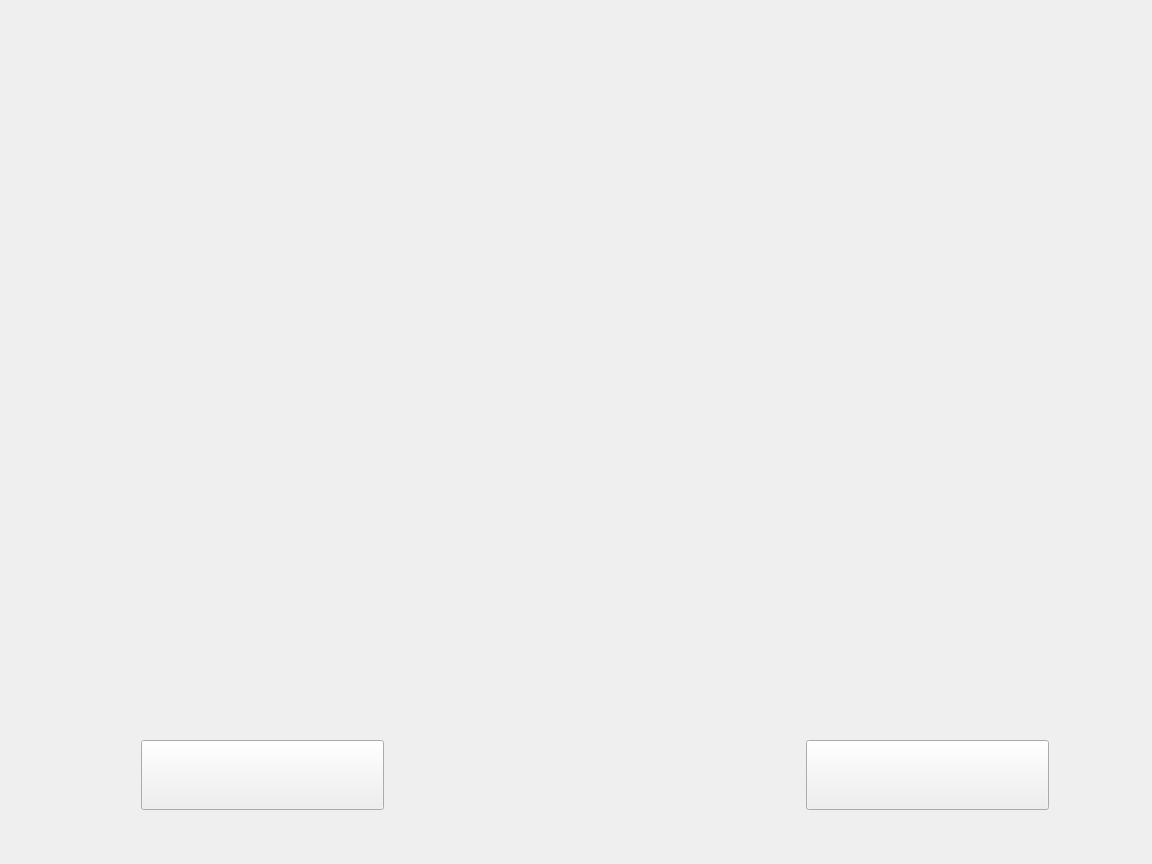
Above: Parameter.ui from AbracaSora/Voice2Draw before the change. Below: the same form after it.
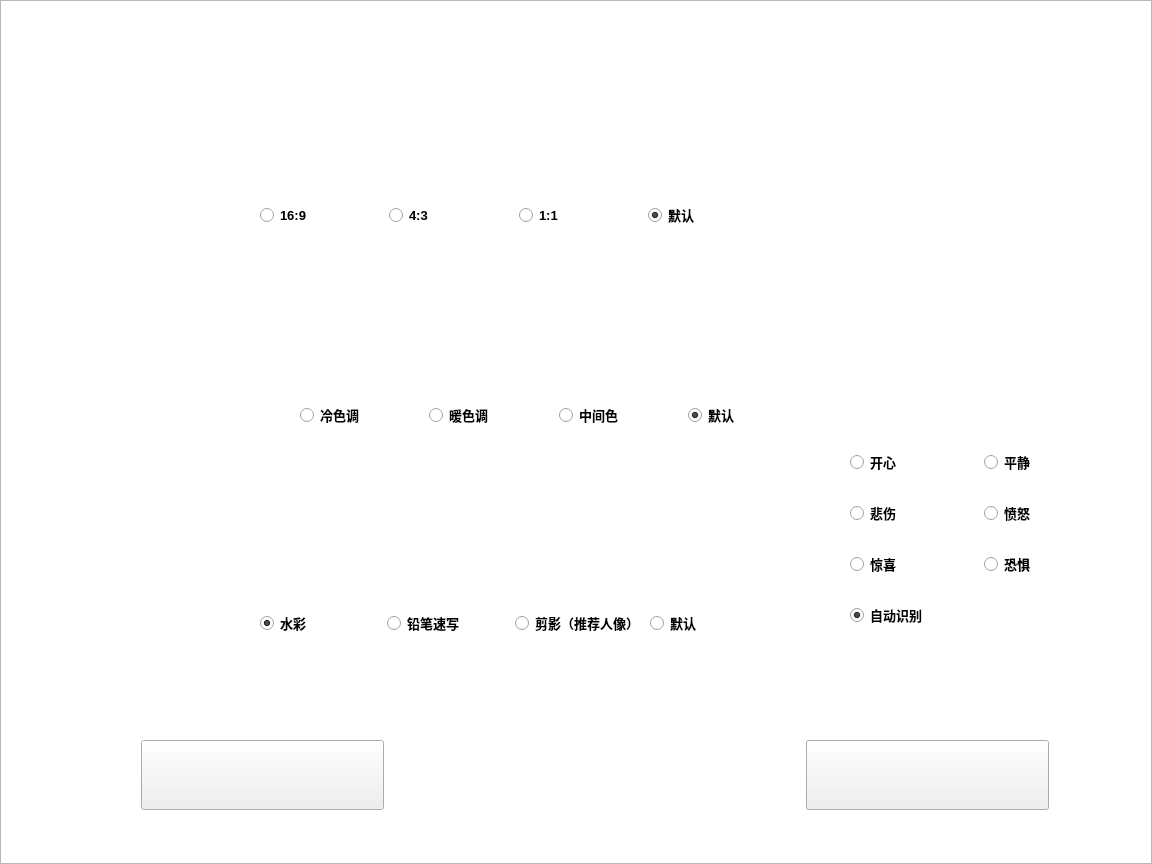
That is the form after the change. Icons and pictures are not drawn.

What changed in the file:
```diff
--- a/Parameter.ui
+++ b/Parameter.ui
@@ -48,6 +48,509 @@
     <string/>
    </property>
   </widget>
+  <widget class="QWidget" name="horizontalLayoutWidget">
+   <property name="geometry">
+    <rect>
+     <x>260</x>
+     <y>170</y>
+     <width>511</width>
+     <height>91</height>
+    </rect>
+   </property>
+   <layout class="QHBoxLayout" name="PropLayout">
+    <item>
+     <widget class="QRadioButton" name="P16_9">
+      <property name="font">
+       <font>
+        <pointsize>10</pointsize>
+        <weight>75</weight>
+        <bold>true</bold>
+       </font>
+      </property>
+      <property name="styleSheet">
+       <string notr="true"/>
+      </property>
+      <property name="text">
+       <string>16:9</string>
+      </property>
+      <property name="checked">
+       <bool>false</bool>
+      </property>
+      <attribute name="buttonGroup">
+       <string notr="true">Prop</string>
+      </attribute>
+     </widget>
+    </item>
+    <item>
+     <widget class="QRadioButton" name="P4_3">
+      <property name="font">
+       <font>
+        <pointsize>10</pointsize>
+        <weight>75</weight>
+        <bold>true</bold>
+       </font>
+      </property>
+      <property name="styleSheet">
+       <string notr="true"/>
+      </property>
+      <property name="text">
+       <string>4:3</string>
+      </property>
+      <property name="checked">
+       <bool>false</bool>
+      </property>
+      <attribute name="buttonGroup">
+       <string notr="true">Prop</string>
+      </attribute>
+     </widget>
+    </item>
+    <item>
+     <widget class="QRadioButton" name="P1_1">
+      <property name="font">
+       <font>
+        <pointsize>10</pointsize>
+        <weight>75</weight>
+        <bold>true</bold>
+       </font>
+      </property>
+      <property name="styleSheet">
+       <string notr="true"/>
+      </property>
+      <property name="text">
+       <string>1:1</string>
+      </property>
+      <attribute name="buttonGroup">
+       <string notr="true">Prop</string>
+      </attribute>
+     </widget>
+    </item>
+    <item>
+     <widget class="QRadioButton" name="DefaultProp">
+      <property name="font">
+       <font>
+        <pointsize>10</pointsize>
+        <weight>75</weight>
+        <bold>true</bold>
+       </font>
+      </property>
+      <property name="styleSheet">
+       <string notr="true"/>
+      </property>
+      <property name="text">
+       <string>默认</string>
+      </property>
+      <property name="checked">
+       <bool>true</bool>
+      </property>
+      <attribute name="buttonGroup">
+       <string notr="true">Prop</string>
+      </attribute>
+     </widget>
+    </item>
+   </layout>
+  </widget>
+  <widget class="QListView" name="listView">
+   <property name="geometry">
+    <rect>
+     <x>0</x>
+     <y>0</y>
+     <width>1152</width>
+     <height>864</height>
+    </rect>
+   </property>
+   <property name="styleSheet">
+    <string notr="true">border-image: url(:/background/UIpictures/choose.png);</string>
+   </property>
+  </widget>
+  <widget class="QWidget" name="horizontalLayoutWidget_2">
+   <property name="geometry">
+    <rect>
+     <x>260</x>
+     <y>570</y>
+     <width>511</width>
+     <height>107</height>
+    </rect>
+   </property>
+   <layout class="QHBoxLayout" name="StyleLayout">
+    <item>
+     <widget class="QRadioButton" name="Water">
+      <property name="font">
+       <font>
+        <pointsize>10</pointsize>
+        <weight>75</weight>
+        <italic>false</italic>
+        <bold>true</bold>
+       </font>
+      </property>
+      <property name="contextMenuPolicy">
+       <enum>Qt::DefaultContextMenu</enum>
+      </property>
+      <property name="autoFillBackground">
+       <bool>false</bool>
+      </property>
+      <property name="styleSheet">
+       <string notr="true"/>
+      </property>
+      <property name="text">
+       <string>水彩</string>
+      </property>
+      <property name="checked">
+       <bool>true</bool>
+      </property>
+      <attribute name="buttonGroup">
+       <string notr="true">Style</string>
+      </attribute>
+     </widget>
+    </item>
+    <item>
+     <widget class="QRadioButton" name="Pencil">
+      <property name="font">
+       <font>
+        <pointsize>10</pointsize>
+        <weight>75</weight>
+        <bold>true</bold>
+       </font>
+      </property>
+      <property name="styleSheet">
+       <string notr="true"/>
+      </property>
+      <property name="text">
+       <string>铅笔速写</string>
+      </property>
+      <property name="checked">
+       <bool>false</bool>
+      </property>
+      <attribute name="buttonGroup">
+       <string notr="true">Style</string>
+      </attribute>
+     </widget>
+    </item>
+    <item>
+     <widget class="QRadioButton" name="radioButton_7">
+      <property name="font">
+       <font>
+        <pointsize>10</pointsize>
+        <weight>75</weight>
+        <bold>true</bold>
+       </font>
+      </property>
+      <property name="styleSheet">
+       <string notr="true"/>
+      </property>
+      <property name="text">
+       <string>剪影（推荐人像）</string>
+      </property>
+      <attribute name="buttonGroup">
+       <string notr="true">Style</string>
+      </attribute>
+     </widget>
+    </item>
+    <item>
+     <widget class="QRadioButton" name="DefaultStyle">
+      <property name="font">
+       <font>
+        <pointsize>10</pointsize>
+        <weight>75</weight>
+        <bold>true</bold>
+       </font>
+      </property>
+      <property name="styleSheet">
+       <string notr="true">QRadioButton { color white; }</string>
+      </property>
+      <property name="text">
+       <string>默认</string>
+      </property>
+      <property name="checked">
+       <bool>false</bool>
+      </property>
+      <attribute name="buttonGroup">
+       <string notr="true">Style</string>
+      </attribute>
+     </widget>
+    </item>
+   </layout>
+  </widget>
+  <widget class="QWidget" name="horizontalLayoutWidget_3">
+   <property name="geometry">
+    <rect>
+     <x>300</x>
+     <y>370</y>
+     <width>511</width>
+     <height>91</height>
+    </rect>
+   </property>
+   <layout class="QHBoxLayout" name="ToneLayout">
+    <item>
+     <widget class="QRadioButton" name="Cold">
+      <property name="font">
+       <font>
+        <pointsize>10</pointsize>
+        <weight>75</weight>
+        <bold>true</bold>
+       </font>
+      </property>
+      <property name="styleSheet">
+       <string notr="true"/>
+      </property>
+      <property name="text">
+       <string>冷色调</string>
+      </property>
+      <property name="checked">
+       <bool>false</bool>
+      </property>
+      <attribute name="buttonGroup">
+       <string notr="true">Tone</string>
+      </attribute>
+     </widget>
+    </item>
+    <item>
+     <widget class="QRadioButton" name="Warm">
+      <property name="font">
+       <font>
+        <pointsize>10</pointsize>
+        <weight>75</weight>
+        <bold>true</bold>
+       </font>
+      </property>
+      <property name="styleSheet">
+       <string notr="true"/>
+      </property>
+      <property name="text">
+       <string>暖色调</string>
+      </property>
+      <property name="checked">
+       <bool>false</bool>
+      </property>
+      <attribute name="buttonGroup">
+       <string notr="true">Tone</string>
+      </attribute>
+     </widget>
+    </item>
+    <item>
+     <widget class="QRadioButton" name="Mid">
+      <property name="font">
+       <font>
+        <pointsize>10</pointsize>
+        <weight>75</weight>
+        <bold>true</bold>
+       </font>
+      </property>
+      <property name="styleSheet">
+       <string notr="true"/>
+      </property>
+      <property name="text">
+       <string>中间色</string>
+      </property>
+      <attribute name="buttonGroup">
+       <string notr="true">Tone</string>
+      </attribute>
+     </widget>
+    </item>
+    <item>
+     <widget class="QRadioButton" name="DefaultTone">
+      <property name="font">
+       <font>
+        <pointsize>10</pointsize>
+        <weight>75</weight>
+        <bold>true</bold>
+       </font>
+      </property>
+      <property name="styleSheet">
+       <string notr="true"/>
+      </property>
+      <property name="text">
+       <string>默认</string>
+      </property>
+      <property name="checked">
+       <bool>true</bool>
+      </property>
+      <attribute name="buttonGroup">
+       <string notr="true">Tone</string>
+      </attribute>
+     </widget>
+    </item>
+   </layout>
+  </widget>
+  <widget class="QWidget" name="gridLayoutWidget">
+   <property name="geometry">
+    <rect>
+     <x>850</x>
+     <y>430</y>
+     <width>261</width>
+     <height>221</height>
+    </rect>
+   </property>
+   <layout class="QGridLayout" name="Emotion">
+    <item row="0" column="0">
+     <widget class="QRadioButton" name="Happy">
+      <property name="font">
+       <font>
+        <pointsize>10</pointsize>
+        <weight>75</weight>
+        <bold>true</bold>
+       </font>
+      </property>
+      <property name="styleSheet">
+       <string notr="true"/>
+      </property>
+      <property name="text">
+       <string>开心</string>
+      </property>
+      <property name="checked">
+       <bool>false</bool>
+      </property>
+      <attribute name="buttonGroup">
+       <string notr="true">Emo</string>
+      </attribute>
+     </widget>
+    </item>
+    <item row="2" column="0">
+     <widget class="QRadioButton" name="Surprise">
+      <property name="font">
+       <font>
+        <pointsize>10</pointsize>
+        <weight>75</weight>
+        <bold>true</bold>
+       </font>
+      </property>
+      <property name="styleSheet">
+       <string notr="true"/>
+      </property>
+      <property name="text">
+       <string>惊喜</string>
+      </property>
+      <property name="checked">
+       <bool>false</bool>
+      </property>
+      <attribute name="buttonGroup">
+       <string notr="true">Emo</string>
+      </attribute>
+     </widget>
+    </item>
+    <item row="1" column="0">
+     <widget class="QRadioButton" name="Sad">
+      <property name="font">
+       <font>
+        <pointsize>10</pointsize>
+        <weight>75</weight>
+        <bold>true</bold>
+       </font>
+      </property>
+      <property name="styleSheet">
+       <string notr="true"/>
+      </property>
+      <property name="text">
+       <string>悲伤</string>
+      </property>
+      <property name="checked">
+       <bool>false</bool>
+      </property>
+      <attribute name="buttonGroup">
+       <string notr="true">Emo</string>
+      </attribute>
+     </widget>
+    </item>
+    <item row="3" column="0">
+     <widget class="QRadioButton" name="Auto">
+      <property name="font">
+       <font>
+        <pointsize>10</pointsize>
+        <weight>75</weight>
+        <bold>true</bold>
+       </font>
+      </property>
+      <property name="styleSheet">
+       <string notr="true"/>
+      </property>
+      <property name="text">
+       <string>自动识别</string>
+      </property>
+      <property name="checked">
+       <bool>true</bool>
+      </property>
+      <attribute name="buttonGroup">
+       <string notr="true">Emo</string>
+      </attribute>
+     </widget>
+    </item>
+    <item row="1" column="1">
+     <widget class="QRadioButton" name="Angry">
+      <property name="font">
+       <font>
+        <pointsize>10</pointsize>
+        <weight>75</weight>
+        <bold>true</bold>
+       </font>
+      </property>
+      <property name="styleSheet">
+       <string notr="true"/>
+      </property>
+      <property name="text">
+       <string>愤怒</string>
+      </property>
+      <property name="checked">
+       <bool>false</bool>
+      </property>
+      <attribute name="buttonGroup">
+       <string notr="true">Emo</string>
+      </attribute>
+     </widget>
+    </item>
+    <item row="0" column="1">
+     <widget class="QRadioButton" name="Peace">
+      <property name="font">
+       <font>
+        <pointsize>10</pointsize>
+        <weight>75</weight>
+        <bold>true</bold>
+       </font>
+      </property>
+      <property name="styleSheet">
+       <string notr="true"/>
+      </property>
+      <property name="text">
+       <string>平静</string>
+      </property>
+      <property name="checked">
+       <bool>false</bool>
+      </property>
+      <attribute name="buttonGroup">
+       <string notr="true">Emo</string>
+      </attribute>
+     </widget>
+    </item>
+    <item row="2" column="1">
+     <widget class="QRadioButton" name="Fear">
+      <property name="font">
+       <font>
+        <pointsize>10</pointsize>
+        <weight>75</weight>
+        <bold>true</bold>
+       </font>
+      </property>
+      <property name="styleSheet">
+       <string notr="true"/>
+      </property>
+      <property name="text">
+       <string>恐惧</string>
+      </property>
+      <property name="checked">
+       <bool>false</bool>
+      </property>
+      <attribute name="buttonGroup">
+       <string notr="true">Emo</string>
+      </attribute>
+     </widget>
+    </item>
+   </layout>
+  </widget>
+  <zorder>listView</zorder>
+  <zorder>returnButton</zorder>
+  <zorder>startButton</zorder>
+  <zorder>horizontalLayoutWidget</zorder>
+  <zorder>horizontalLayoutWidget_2</zorder>
+  <zorder>horizontalLayoutWidget_3</zorder>
+  <zorder>gridLayoutWidget</zorder>
  </widget>
  <resources>
   <include location="pictures.qrc"/>
```
Left out of the diff: 8 changed lines with no effect on the pictures.
